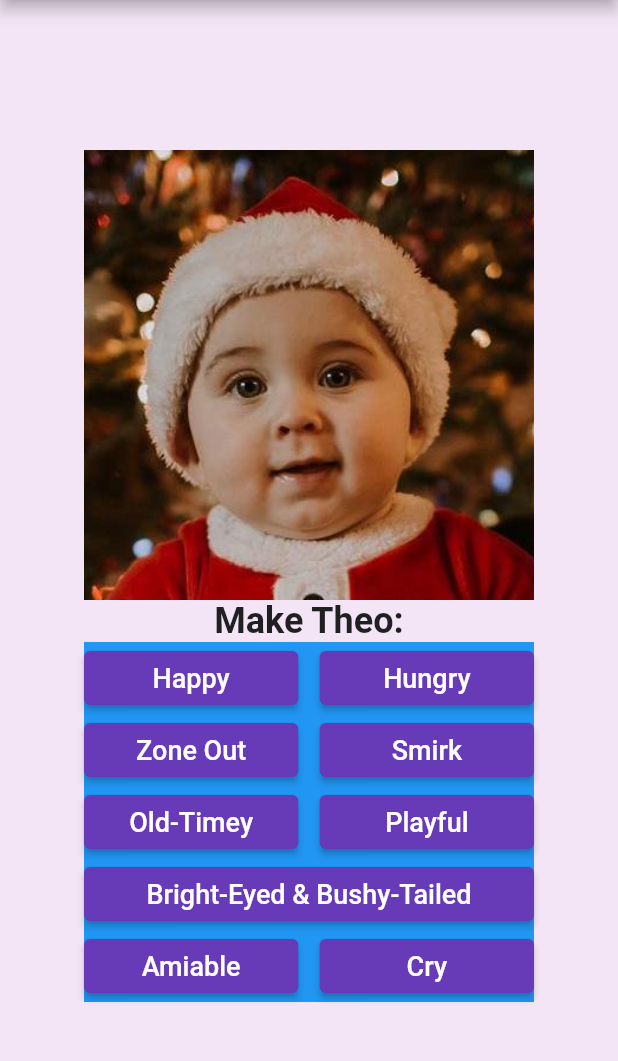
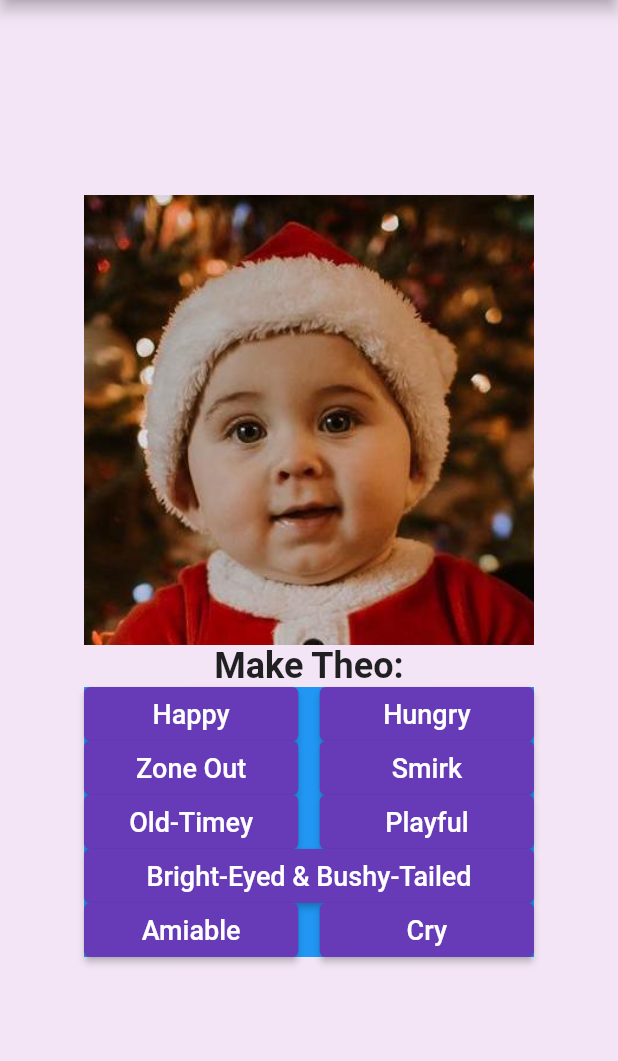
Before and after one commit to Nightlights524/theo_simulator_flutter, a Flutter app: the screen it shows after launch, on a phone screen of 412 x 824 dp, the part 84-1145 px from its top. Run offline on Flutter 3.47's test engine with Material 2 defaults, Android fonts, the phone set to English and light mode, and no system bars.

Commit message:
Working layout

```diff
--- a/lib/main.dart
+++ b/lib/main.dart
@@ -38,9 +38,9 @@ class _MyHomePageState extends State<MyHomePage> {
       flex: 10,
       child: ElevatedButton(
         onPressed: () => _setImage(imageName),
-        // style: ElevatedButton.styleFrom(
-        //   tapTargetSize: MaterialTapTargetSize.shrinkWrap,
-        // ),
+        style: ElevatedButton.styleFrom(
+          tapTargetSize: MaterialTapTargetSize.shrinkWrap,
+        ),
         child: Text(
           buttonText,
           style: TextStyle(fontSize: 18),
@@ -55,12 +55,13 @@ class _MyHomePageState extends State<MyHomePage> {
       appBar: AppBar(
         title: Text(widget.title),
       ),
-      body: LayoutBuilder(
+      body: Container(
+        color: Colors.purple.shade50,
+        child: LayoutBuilder(
           builder: (BuildContext context, BoxConstraints viewportConstraints) {
             return SingleChildScrollView(
               child: Container(
                 padding: EdgeInsets.all(20),
-              color: Colors.purple.shade50,
                 constraints: BoxConstraints(
                   minHeight: viewportConstraints.maxHeight,
                   minWidth: viewportConstraints.maxWidth,
@@ -78,7 +79,8 @@ class _MyHomePageState extends State<MyHomePage> {
                     ),
                     Text(
                       "Make Theo:",
-                    style: TextStyle(fontSize: 24, fontWeight: FontWeight.bold),
+                      style:
+                          TextStyle(fontSize: 24, fontWeight: FontWeight.bold),
                     ),
                     Container(
                       color: Colors.blue,
@@ -131,6 +133,146 @@ class _MyHomePageState extends State<MyHomePage> {
             );
           },
         ),
+      ),
     );
   }
 }
+
+// //ALTERNATIVE LAYOUT - ALMOST
+// //-----------------------------------------------------
+// import 'package:flutter/material.dart';
+
+// void main() => runApp(TheoSimulator());
+
+// class TheoSimulator extends StatelessWidget {
+//   @override
+//   Widget build(BuildContext context) {
+//     return MaterialApp(
+//       title: 'Theo Simulator',
+//       theme: ThemeData(
+//         primarySwatch: Colors.deepPurple,
+//       ),
+//       home: MyHomePage(title: 'Theo Simulator'),
+//     );
+//   }
+// }
+
+// class MyHomePage extends StatefulWidget {
+//   MyHomePage({Key? key, required this.title}) : super(key: key);
+
+//   final String title;
+
+//   @override
+//   _MyHomePageState createState() => _MyHomePageState();
+// }
+
+// class _MyHomePageState extends State<MyHomePage> {
+//   String _imagePath = "assets/images/TheoBase.jpg";
+
+//   void _setImage(String imageName) {
+//     setState(() {
+//       _imagePath = "assets/images/$imageName";
+//     });
+//   }
+
+//   Widget _buildButton(String buttonText, String imageName) {
+//     return Expanded(
+//       flex: 10,
+//       child: ElevatedButton(
+//         onPressed: () => _setImage(imageName),
+//         style: ElevatedButton.styleFrom(
+//           tapTargetSize: MaterialTapTargetSize.shrinkWrap,
+//         ),
+//         child: Text(
+//           buttonText,
+//           style: TextStyle(fontSize: 18),
+//         ),
+//       ),
+//     );
+//   }
+
+//   @override
+//   Widget build(BuildContext context) {
+//     return Scaffold(
+//       appBar: AppBar(
+//         title: Text(widget.title),
+//       ),
+//       body: Container(
+//         // color: Colors.purple.shade50,
+//         color: Colors.green,
+//         child: ListView(
+//           // shrinkWrap: true,
+//           padding: EdgeInsets.all(20),
+//           children: <Widget>[
+//             Column(
+//               children: [
+//                 Align(
+//                   child: Image.asset(
+//                     _imagePath,
+//                     fit: BoxFit.cover,
+//                     width: 300,
+//                     height: 300,
+//                     gaplessPlayback: true,
+//                   ),
+//                 ),
+//                 Align(
+//                   child: Text(
+//                     "Make Theo:",
+//                     style: TextStyle(fontSize: 24, fontWeight: FontWeight.bold),
+//                   ),
+//                 ),
+//                 Align(
+//                   child: Container(
+//                     color: Colors.blue,
+//                     width: 300,
+//                     // height: 300,
+//                     child: Column(
+//                       mainAxisAlignment: MainAxisAlignment.spaceBetween,
+//                       crossAxisAlignment: CrossAxisAlignment.center,
+//                       children: [
+//                         Row(
+//                           children: [
+//                             _buildButton("Happy", "TheoHappy.jpg"),
+//                             Spacer(),
+//                             _buildButton("Hungry", "TheoHungry.jpg"),
+//                           ],
+//                         ),
+//                         Row(
+//                           children: [
+//                             _buildButton("Zone Out", "TheoZoneOut.jpg"),
+//                             Spacer(),
+//                             _buildButton("Smirk", "TheoSmirk.jpg"),
+//                           ],
+//                         ),
+//                         Row(
+//                           children: [
+//                             _buildButton("Old-Timey", "TheoOldTimey.jpg"),
+//                             Spacer(),
+//                             _buildButton("Playful", "TheoPlayful.jpg"),
+//                           ],
+//                         ),
+//                         Row(
+//                           children: [
+//                             _buildButton("Bright-Eyed & Bushy-Tailed",
+//                                 "TheoBrightEyedBushyTailed.jpg"),
+//                           ],
+//                         ),
+//                         Row(
+//                           children: [
+//                             _buildButton("Amiable", "TheoBase.jpg"),
+//                             Spacer(),
+//                             _buildButton("Cry", "TheoCry.jpg"),
+//                           ],
+//                         ),
+//                       ],
+//                     ),
+//                   ),
+//                 ),
+//               ],
+//             ),
+//           ],
+//         ),
+//       ),
+//     );
+//   }
+// }
```
Lines whose indentation alone changed are shown as unchanged.
